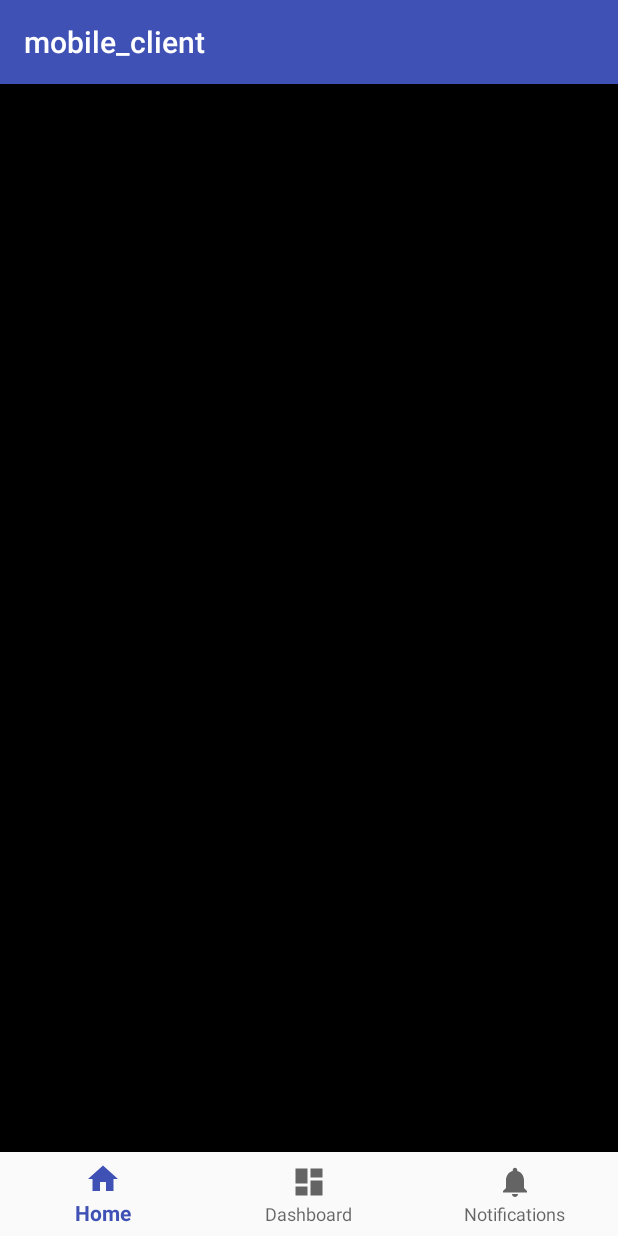
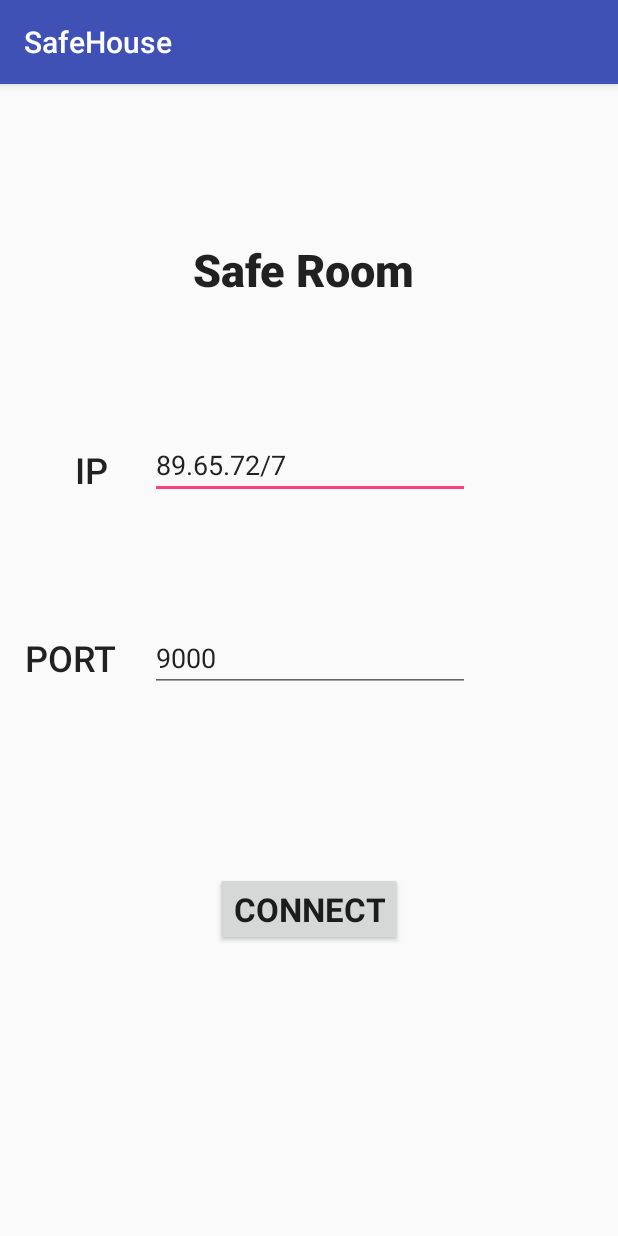
Before and after one commit to HBuczynski/SafeHouse, an Android app: the screen it shows after launch (MainActivity before the commit, InitActivity after it), on a phone screen of 412 x 824 dp. Run offline under Robolectric (Android 15) with nearby library versions, the phone set to English and light mode, and no system bars.

Commit message:
Added initial page.

```diff
--- a/mobile_client/app/src/main/AndroidManifest.xml
+++ b/mobile_client/app/src/main/AndroidManifest.xml
@@ -14,14 +14,15 @@
         android:supportsRtl="true"
         android:theme="@style/AppTheme">
         <activity
-            android:name=".MainActivity"
-            android:label="@string/app_name">
+            android:name=".InitActivity"
+            android:label="@string/SafeHouse">
             <intent-filter>
                 <action android:name="android.intent.action.MAIN" />
-
                 <category android:name="android.intent.category.LAUNCHER" />
             </intent-filter>
         </activity>
+        <activity android:name=".MainActivity"
+                  android:label="@string/SafeHouse"></activity>
     </application>
 
 </manifest>
--- /dev/null
+++ b/mobile_client/app/src/main/java/wpam/mobile_client/InitActivity.java
@@ -0,0 +1,43 @@
+package wpam.mobile_client;
+
+import android.content.Intent;
+import android.os.Bundle;
+import android.support.v7.app.AppCompatActivity;
+import android.view.View;
+import android.widget.Button;
+import android.widget.TextView;
+
+
+public class InitActivity extends AppCompatActivity {
+
+    private TextView ipAddress;
+    private TextView portNumber;
+    private TextView warning;
+    private Button connectButton;
+
+    @Override
+    protected void onCreate(Bundle savedInstanceState) {
+        super.onCreate(savedInstanceState);
+        setContentView(R.layout.init);
+
+        ipAddress = (TextView)findViewById(R.id.ip_address);
+        portNumber = (TextView)findViewById(R.id.port_number);
+        warning = (TextView)findViewById(R.id.warning_label);
+        connectButton = (Button)findViewById(R.id.connect_button);
+
+        connectButton.setOnClickListener(new View.OnClickListener() {
+            @Override
+            public void onClick(View v)
+            {
+                String ip = ipAddress.getText().toString();
+                String port = portNumber.getText().toString();
+
+                Intent intent = new Intent(getApplicationContext(), MainActivity.class);
+                intent.putExtra("ipAdress", ip);
+                intent.putExtra("port", port);
+
+                startActivity(intent);
+            }
+        });
+    }
+}
--- a/mobile_client/app/src/main/java/wpam/mobile_client/MainActivity.java
+++ b/mobile_client/app/src/main/java/wpam/mobile_client/MainActivity.java
@@ -3,17 +3,13 @@ package wpam.mobile_client;
 import wpam.mobile_client.protocol.*;
 import wpam.mobile_client.client.*;
 
-import android.graphics.Bitmap;
-import android.graphics.BitmapFactory;
-import android.os.AsyncTask;
+import android.content.Intent;
 import android.os.Bundle;
 import android.os.Message;
 import android.support.annotation.NonNull;
 import android.support.design.widget.BottomNavigationView;
 import android.support.v7.app.AppCompatActivity;
-import android.util.Log;
 import android.view.MenuItem;
-import android.webkit.WebView;
 import android.widget.ImageView;
 import android.widget.TextView;
 
@@ -34,13 +30,12 @@ public class MainActivity extends AppCompatActivity {
         public boolean onNavigationItemSelected(@NonNull MenuItem item) {
 
             switch (item.getItemId()) {
-                case R.id.navigation_home:
+                case R.id.navigation_home: {
                     mTextMessage.setText(R.string.title_home);
+
                     return true;
+                }
                 case R.id.navigation_dashboard: {
-
-                    clientThread = new ClientThread("89.65.72.7", "9000");
-                    new Thread(clientThread).start();
 
                     mTextMessage.setText(R.string.title_dashboard);
                     return true;
@@ -61,10 +56,10 @@ public class MainActivity extends AppCompatActivity {
                     }
 
 
-                    String url = "http://89.65.72.7/img.jpg";
+                    /*String url = "http://89.65.72.7/img.jpg";
                     new com.concretepage.AsyncTaskLoadImage(imageView).execute(url);
 
-                    mTextMessage.setText(R.string.title_notifications);
+                    mTextMessage.setText(R.string.title_notifications);*/
                     return true;
                 }
             }
@@ -81,6 +76,14 @@ public class MainActivity extends AppCompatActivity {
         imageView = (ImageView)findViewById(R.id.image);
         BottomNavigationView navigation = (BottomNavigationView) findViewById(R.id.navigation);
         navigation.setOnNavigationItemSelectedListener(mOnNavigationItemSelectedListener);
+
+        String address = getIntent().getStringExtra("ipAdress");
+        String port = getIntent().getStringExtra("port");
+
+        clientThread = new ClientThread(address, port);
+
+        //TODO: catch exception or do it better !!
+        //new Thread(clientThread).start();
     }
 
 }
--- /dev/null
+++ b/mobile_client/app/src/main/res/layout/init.xml
@@ -0,0 +1,138 @@
+<?xml version="1.0" encoding="utf-8"?>
+<android.support.constraint.ConstraintLayout xmlns:android="http://schemas.android.com/apk/res/android"
+    xmlns:app="http://schemas.android.com/apk/res-auto"
+    xmlns:tools="http://schemas.android.com/tools"
+    android:layout_width="match_parent"
+    android:layout_height="match_parent">
+
+    <TextView
+        android:id="@+id/main_text"
+        android:layout_width="wrap_content"
+        android:layout_height="wrap_content"
+        android:text="Safe Room "
+        android:textAppearance="@style/TextAppearance.AppCompat.Widget.ActionBar.Title"
+        android:textSize="30sp"
+        android:textStyle="bold"
+        android:typeface="normal"
+        app:layout_constraintBottom_toBottomOf="parent"
+        app:layout_constraintLeft_toLeftOf="parent"
+        app:layout_constraintRight_toRightOf="parent"
+        app:layout_constraintTop_toTopOf="parent"
+        app:layout_constraintVertical_bias="0.142" />
+
+    <TextView
+        android:id="@+id/ip_label"
+        android:layout_width="wrap_content"
+        android:layout_height="wrap_content"
+        android:layout_marginBottom="8dp"
+        android:layout_marginEnd="8dp"
+        android:layout_marginLeft="8dp"
+        android:layout_marginRight="8dp"
+        android:layout_marginStart="8dp"
+        android:layout_marginTop="8dp"
+        android:text="IP"
+        android:textAppearance="@style/TextAppearance.AppCompat.Body2"
+        android:textSize="24sp"
+        app:layout_constraintBottom_toBottomOf="parent"
+        app:layout_constraintEnd_toEndOf="parent"
+        app:layout_constraintHorizontal_bias="0.112"
+        app:layout_constraintStart_toStartOf="parent"
+        app:layout_constraintTop_toTopOf="parent"
+        app:layout_constraintVertical_bias="0.323" />
+
+    <TextView
+        android:id="@+id/port_label"
+        android:layout_width="wrap_content"
+        android:layout_height="wrap_content"
+        android:layout_marginBottom="8dp"
+        android:layout_marginEnd="8dp"
+        android:layout_marginLeft="8dp"
+        android:layout_marginRight="8dp"
+        android:layout_marginStart="8dp"
+        android:layout_marginTop="8dp"
+        android:text="PORT"
+        android:textAppearance="@style/TextAppearance.AppCompat.Body2"
+        android:textSize="24sp"
+        app:layout_constraintBottom_toBottomOf="parent"
+        app:layout_constraintEnd_toEndOf="parent"
+        app:layout_constraintHorizontal_bias="0.025"
+        app:layout_constraintStart_toStartOf="parent"
+        app:layout_constraintTop_toTopOf="parent"
+        app:layout_constraintVertical_bias="0.498" />
+
+    <Button
+        android:id="@+id/connect_button"
+        android:layout_width="wrap_content"
+        android:layout_height="wrap_content"
+        android:layout_marginBottom="8dp"
+        android:layout_marginEnd="8dp"
+        android:layout_marginLeft="8dp"
+        android:layout_marginRight="8dp"
+        android:layout_marginStart="8dp"
+        android:layout_marginTop="8dp"
+        android:lineSpacingExtra="10sp"
+        android:text="CONNECT"
+        android:textAppearance="@style/TextAppearance.AppCompat.Large"
+        android:textStyle="bold"
+        android:typeface="normal"
+        android:visibility="visible"
+        app:layout_constraintBottom_toBottomOf="parent"
+        app:layout_constraintEnd_toEndOf="parent"
+        app:layout_constraintHorizontal_bias="0.501"
+        app:layout_constraintStart_toStartOf="parent"
+        app:layout_constraintTop_toTopOf="parent"
+        app:layout_constraintVertical_bias="0.736" />
+
+    <EditText
+        android:id="@+id/ip_address"
+        android:layout_width="wrap_content"
+        android:layout_height="wrap_content"
+        android:layout_marginBottom="8dp"
+        android:layout_marginEnd="8dp"
+        android:layout_marginLeft="8dp"
+        android:layout_marginRight="8dp"
+        android:layout_marginStart="8dp"
+        android:layout_marginTop="8dp"
+        android:ems="10"
+        android:inputType="textPersonName"
+        android:text="89.65.72/7"
+        app:layout_constraintBottom_toBottomOf="parent"
+        app:layout_constraintEnd_toEndOf="parent"
+        app:layout_constraintHorizontal_bias="0.503"
+        app:layout_constraintStart_toStartOf="parent"
+        app:layout_constraintTop_toTopOf="parent"
+        app:layout_constraintVertical_bias="0.316" />
+
+    <EditText
+        android:id="@+id/port_number"
+        android:layout_width="wrap_content"
+        android:layout_height="wrap_content"
+        android:layout_marginBottom="8dp"
+        android:layout_marginEnd="8dp"
+        android:layout_marginLeft="8dp"
+        android:layout_marginRight="8dp"
+        android:layout_marginStart="8dp"
+        android:layout_marginTop="8dp"
+        android:ems="10"
+        android:inputType="textPersonName"
+        android:text="9000"
+        app:layout_constraintBottom_toBottomOf="parent"
+        app:layout_constraintEnd_toEndOf="parent"
+        app:layout_constraintHorizontal_bias="0.503"
+        app:layout_constraintStart_toStartOf="parent"
+        app:layout_constraintTop_toTopOf="parent"
+        app:layout_constraintVertical_bias="0.498" />
+
+    <TextView
+        android:id="@+id/warning_label"
+        android:layout_width="wrap_content"
+        android:layout_height="22dp"
+        android:layout_marginBottom="8dp"
+        android:layout_marginTop="8dp"
+        android:text="  "
+        app:layout_constraintBottom_toBottomOf="parent"
+        app:layout_constraintEnd_toEndOf="parent"
+        app:layout_constraintHorizontal_bias="0.5"
+        app:layout_constraintStart_toStartOf="parent"
+        app:layout_constraintTop_toBottomOf="@+id/connect_button" />
+</android.support.constraint.ConstraintLayout>
--- a/mobile_client/app/src/main/res/values/strings.xml
+++ b/mobile_client/app/src/main/res/values/strings.xml
@@ -3,4 +3,6 @@
     <string name="title_home">Home</string>
     <string name="title_dashboard">Dashboard</string>
     <string name="title_notifications">Notifications</string>
+    <string name="Sa">Sa</string>
+    <string name="SafeHouse">SafeHouse</string>
 </resources>
```
